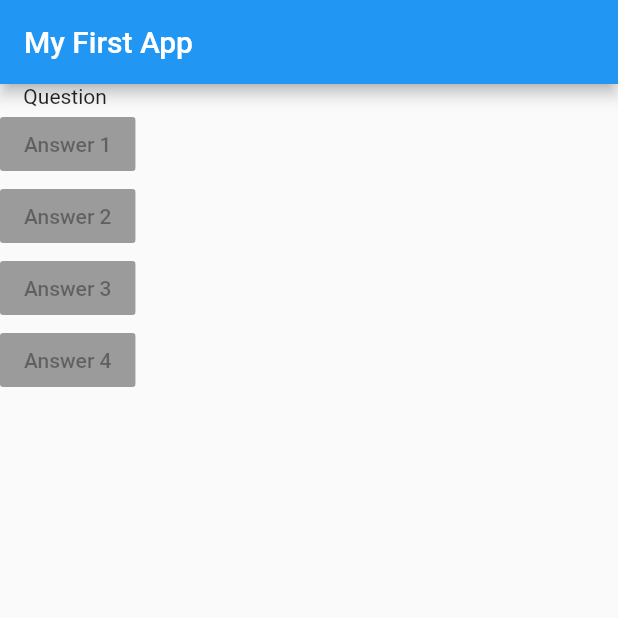
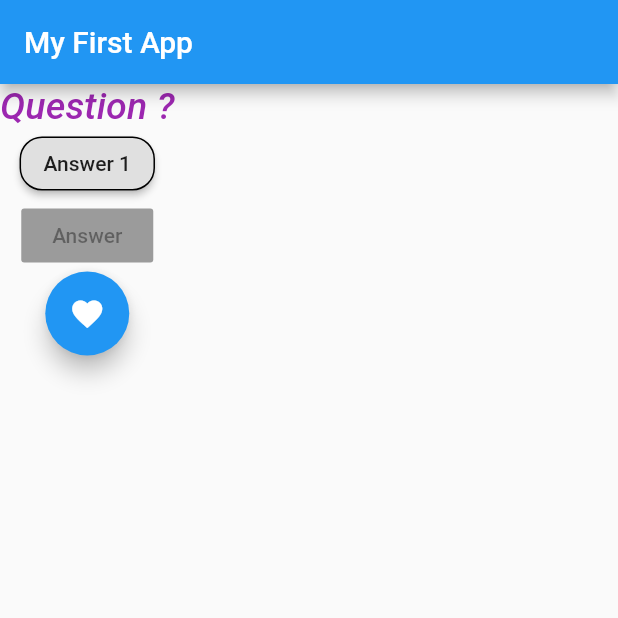
Before and after one commit to sevilayagil/FlutterApp, a Flutter app: the screen it shows after launch, on a phone screen of 412 x 824 dp, the top half of it. Run offline on Flutter 3.47's test engine with Material 2 defaults, Android fonts, the phone set to English and light mode, and no system bars; Roboto replaces fonts that are missing (Google Sans).

Commit message:
floatingButton added

```diff
--- a/lib/main.dart
+++ b/lib/main.dart
@@ -5,33 +5,37 @@ void main() => runApp(MyCoolApp());
 class MyCoolApp extends StatelessWidget {
   @override
   Widget build(BuildContext context) {
-    var questions = [
-      'Sukriye aşağıdaki milletlerden hangisiyle evlencek',
-    ];
     return MaterialApp(
       home: Scaffold(
         appBar: AppBar(
-          title: Text('My First App'),
+          title: Text(
+            'My First App',
+          ),
         ),
         body: Column(
           children: <Widget>[
-            Text('Question '),
-            RaisedButton(
-              child: Text('Answer 1'),
-              onPressed: null,
+            Text(
+              'Question ?',
+              style: TextStyle(
+                  color: Colors.purple,
+                  fontWeight: FontWeight.w500,
+                  fontFamily: "Google Sans",
+                  fontStyle: FontStyle.italic,
+                  fontSize: 25),
             ),
             RaisedButton(
-              child: Text('Answer 2'),
-              onPressed: null,
+              onPressed: () {},
+              child: Text(
+                'Answer 1',
+              ),
+              shape: OutlineInputBorder(
+                  borderRadius: BorderRadius.all(Radius.circular(15))),
             ),
-            RaisedButton(
-              child: Text('Answer 3'),
-              onPressed: null,
-            ),
-            RaisedButton(
-              child: Text('Answer 4'),
-              onPressed: null,
-            ),
+            RaisedButton(child: Text('Answer'), onPressed: null),
+            FloatingActionButton(
+              onPressed: () {},
+              child: Icon(Icons.favorite),
+            )
           ],
         ),
       ),
--- a/pubspec.yaml
+++ b/pubspec.yaml
@@ -61,11 +61,9 @@ flutter:
   # list giving the asset and other descriptors for the font. For
   # example:
   # fonts:
-  #   - family: Schyler
+  #   - family: Redressed
   #     fonts:
-  #       - asset: fonts/Schyler-Regular.ttf
-  #       - asset: fonts/Schyler-Italic.ttf
-  #         style: italic
+  #       - asset: assets/fonts/Redressed-Regular.ttf
   #   - family: Trajan Pro
   #     fonts:
   #       - asset: fonts/TrajanPro.ttf
```
Also changed, not shown: assets/fonts/Redressed-Regular.ttf (added), 1 other file.
